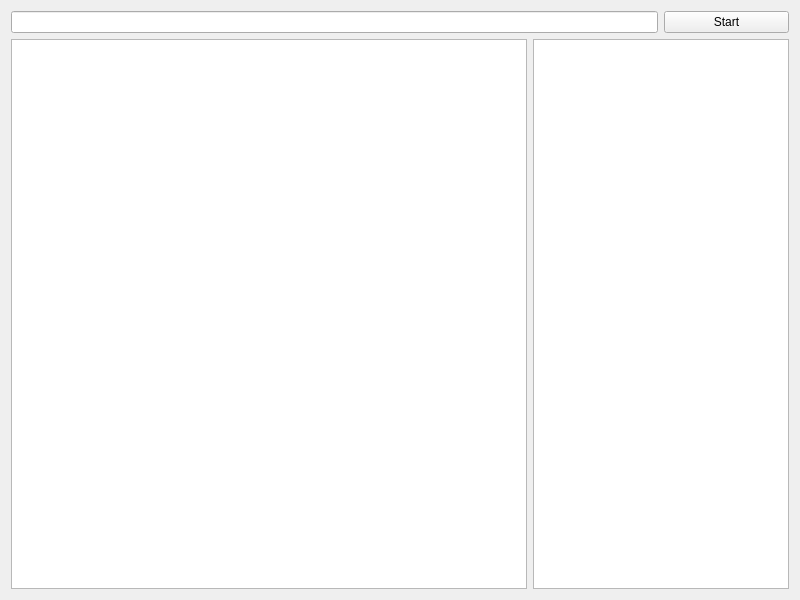
ZefengWang/AsrClient, file ui/asrclient.ui: the form before one commit.
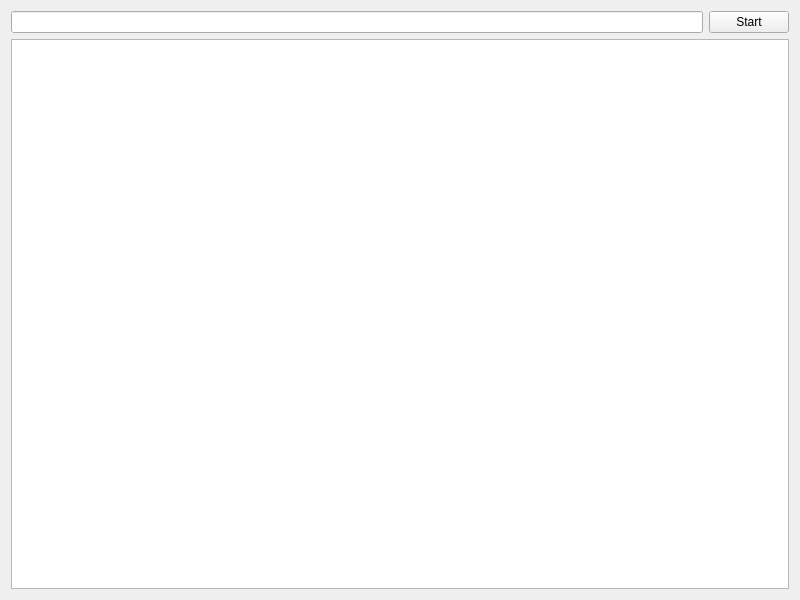
The form after the commit.

What changed in the file:
```diff
--- a/ui/asrclient.ui
+++ b/ui/asrclient.ui
@@ -14,24 +14,14 @@
    <string>AsrClient</string>
   </property>
   <layout class="QGridLayout" name="gridLayout" columnstretch="0,0,0">
-   <item row="2" column="0">
-    <widget class="QTextEdit" name="asrText">
+   <item row="1" column="0">
+    <widget class="QLineEdit" name="rtText">
      <property name="readOnly">
       <bool>true</bool>
      </property>
     </widget>
    </item>
-   <item row="2" column="1" colspan="2">
-    <widget class="QTextEdit" name="jsonText">
-     <property name="undoRedoEnabled">
-      <bool>true</bool>
-     </property>
-     <property name="readOnly">
-      <bool>true</bool>
-     </property>
-    </widget>
-   </item>
-   <item row="1" column="2">
+   <item row="1" column="1">
     <widget class="QPushButton" name="start">
      <property name="text">
       <string>Start</string>
@@ -50,8 +40,8 @@
      </property>
     </widget>
    </item>
-   <item row="1" column="0" colspan="2">
-    <widget class="QLineEdit" name="rtText">
+   <item row="2" column="0" colspan="2">
+    <widget class="QTextEdit" name="asrText">
      <property name="readOnly">
       <bool>true</bool>
      </property>
```
